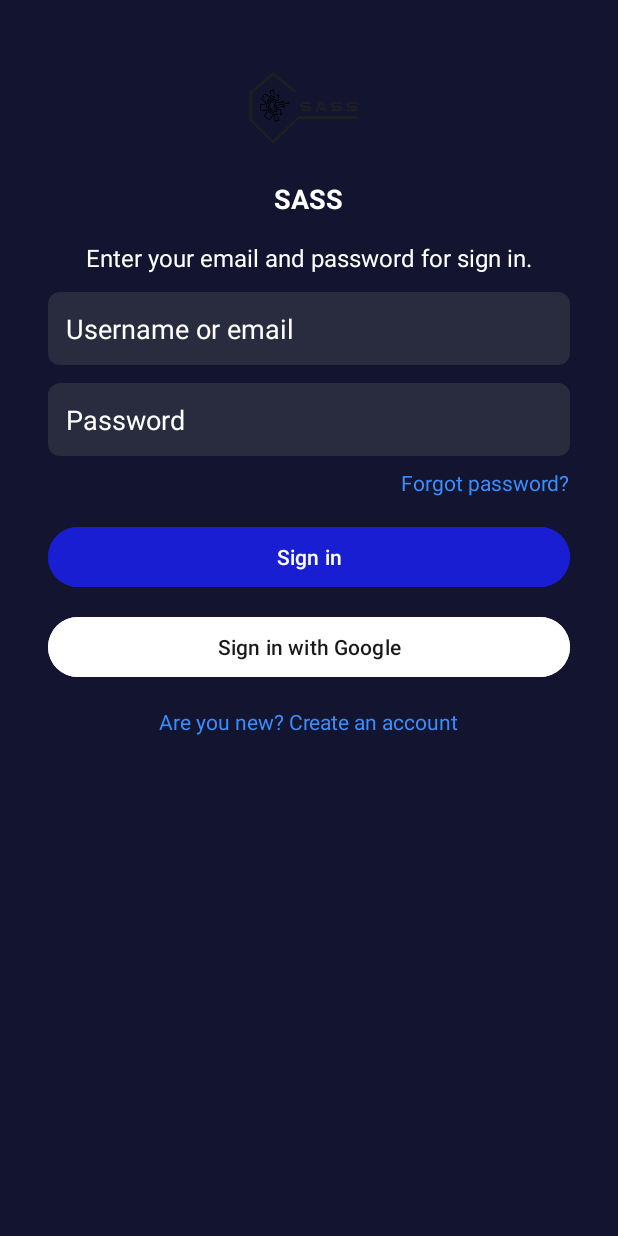
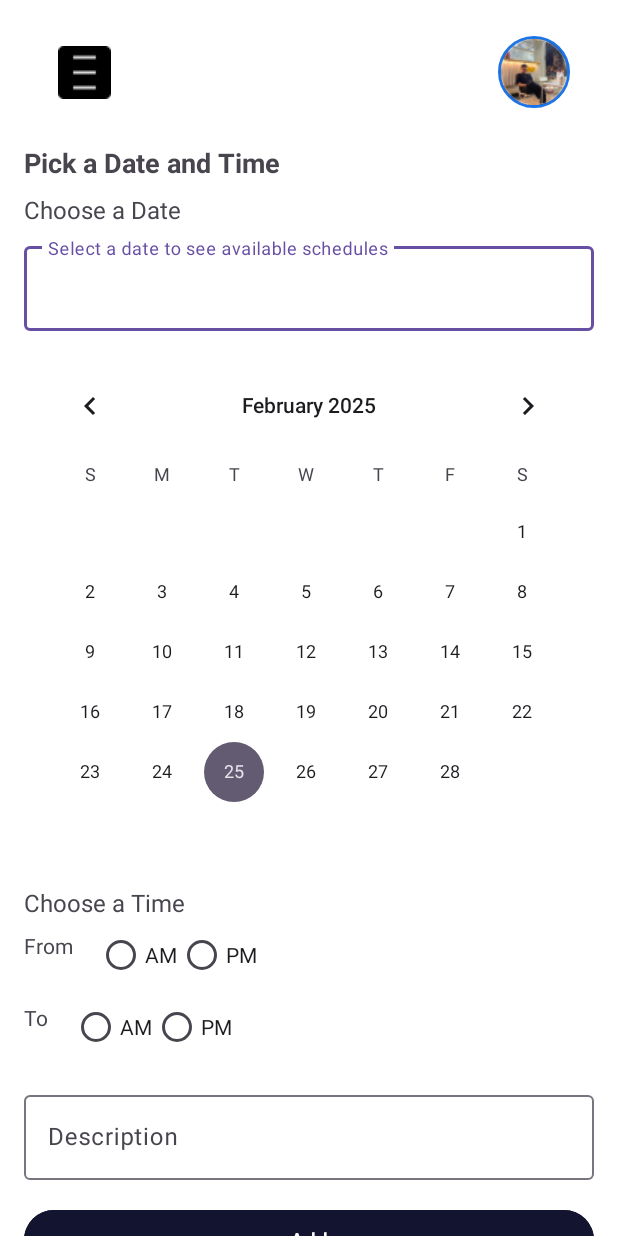
Before and after one commit to RlphChrs/CAPSTONE_SASS_Mobile, an Android app: the screen it shows after launch (LoginActivity before the commit, AppointmentBooking after it), on a phone screen of 412 x 824 dp. Run offline under Robolectric (Android 15) with nearby library versions, the phone set to English and light mode, and no system bars.

Commit message:
AppointmentBookingUI

```diff
--- a/app/src/main/AndroidManifest.xml
+++ b/app/src/main/AndroidManifest.xml
@@ -24,7 +24,7 @@
             android:name=".view.RegistrationActivity"
             android:exported="false" />
         <activity
-            android:name=".view.LoginActivity"
+            android:name=".view.AppointmentBooking"
             android:exported="true">
             <intent-filter>
                 <action android:name="android.intent.action.MAIN" />
--- /dev/null
+++ b/app/src/main/java/com/pilapil/sass/view/AppointmentBooking.kt
@@ -0,0 +1,16 @@
+package com.pilapil.sass.view
+
+import android.os.Bundle
+import androidx.fragment.app.Fragment
+import android.view.LayoutInflater
+import android.view.View
+import android.view.ViewGroup
+import com.pilapil.sass.R
+import androidx.appcompat.app.AppCompatActivity
+
+class AppointmentBooking : AppCompatActivity() {
+    override fun onCreate(savedInstanceState: Bundle?) {
+        super.onCreate(savedInstanceState)
+        setContentView(R.layout.fragment_appointment_booking) // Ensure this layout exists
+    }
+}
--- /dev/null
+++ b/app/src/main/res/layout/fragment_appointment_booking.xml
@@ -0,0 +1,204 @@
+<?xml version="1.0" encoding="utf-8"?>
+<ScrollView
+    xmlns:android="http://schemas.android.com/apk/res/android"
+    xmlns:app="http://schemas.android.com/apk/res-auto"
+    xmlns:tools="http://schemas.android.com/tools"
+    android:layout_width="match_parent"
+    android:layout_height="match_parent"
+    android:fillViewport="true"
+    android:background="@color/white">
+
+    <androidx.constraintlayout.widget.ConstraintLayout
+        android:layout_width="match_parent"
+        android:layout_height="wrap_content"
+        android:padding="16dp"
+        tools:context=".view.AppointmentBooking">
+
+        <!-- Toolbar -->
+        <androidx.appcompat.widget.Toolbar
+            android:id="@+id/toolbar"
+            android:layout_width="match_parent"
+            android:layout_height="?attr/actionBarSize"
+            app:popupTheme="@style/ThemeOverlay.AppCompat.Light"
+            app:layout_constraintTop_toTopOf="parent" />
+
+        <!-- Menu Icon -->
+        <androidx.appcompat.widget.AppCompatImageButton
+            android:id="@+id/menu_icon"
+            android:layout_width="48dp"
+            android:layout_height="48dp"
+            android:src="@drawable/menu_toggle"
+            android:contentDescription="@string/menu_icon"
+            android:background="?attr/selectableItemBackgroundBorderless"
+            app:layout_constraintStart_toStartOf="parent"
+            app:layout_constraintTop_toTopOf="@id/toolbar"
+            android:layout_marginStart="16dp"
+            android:layout_marginTop="8dp"/>
+
+        <!-- Profile Picture -->
+        <androidx.appcompat.widget.AppCompatImageButton
+            android:id="@+id/profile_icon"
+            android:layout_width="48dp"
+            android:layout_height="48dp"
+            android:src="@drawable/profile_image"
+            android:contentDescription="@string/profile_picture"
+            android:background="@drawable/circle_background"
+            app:layout_constraintEnd_toEndOf="parent"
+            app:layout_constraintTop_toTopOf="@id/toolbar"
+            android:layout_marginEnd="16dp"
+            android:layout_marginTop="8dp"/>
+
+        <!-- Title -->
+        <TextView
+            android:id="@+id/title_pick_date"
+            android:layout_width="wrap_content"
+            android:layout_height="wrap_content"
+            android:text="@string/pick_date_time"
+            android:textSize="18sp"
+            android:textStyle="bold"
+            app:layout_constraintStart_toStartOf="parent"
+            app:layout_constraintTop_toBottomOf="@id/toolbar"
+            android:layout_marginTop="16dp"/>
+
+        <!-- Subtitle -->
+        <TextView
+            android:id="@+id/title_choose_date"
+            android:layout_width="wrap_content"
+            android:layout_height="wrap_content"
+            android:text="@string/choose_date"
+            android:textSize="16sp"
+            app:layout_constraintStart_toStartOf="parent"
+            app:layout_constraintTop_toBottomOf="@id/title_pick_date"
+            android:layout_marginTop="8dp"/>
+
+        <!-- Date Picker -->
+        <com.google.android.material.textfield.TextInputLayout
+            android:id="@+id/date_picker_layout"
+            android:layout_width="0dp"
+            android:layout_height="wrap_content"
+            app:layout_constraintStart_toStartOf="parent"
+            app:layout_constraintEnd_toEndOf="parent"
+            app:layout_constraintTop_toBottomOf="@id/title_choose_date"
+            android:layout_marginTop="8dp">
+
+            <com.google.android.material.textfield.TextInputEditText
+                android:id="@+id/et_date"
+                android:layout_width="match_parent"
+                android:layout_height="wrap_content"
+                android:hint="@string/select_date" />
+        </com.google.android.material.textfield.TextInputLayout>
+
+        <!-- Calendar View -->
+        <CalendarView
+            android:id="@+id/calendarView"
+            android:layout_width="0dp"
+            android:layout_height="wrap_content"
+            app:layout_constraintTop_toBottomOf="@id/date_picker_layout"
+            app:layout_constraintStart_toStartOf="parent"
+            app:layout_constraintEnd_toEndOf="parent"
+            android:layout_marginTop="16dp"
+            android:layout_marginBottom="16dp"/>
+
+        <!-- Choose Time Title -->
+        <TextView
+            android:id="@+id/title_choose_time"
+            android:layout_width="wrap_content"
+            android:layout_height="wrap_content"
+            android:text="@string/choose_time"
+            android:textSize="16sp"
+            app:layout_constraintStart_toStartOf="parent"
+            app:layout_constraintTop_toBottomOf="@id/calendarView"
+            android:layout_marginTop="16dp"/>
+
+        <!-- Time Picker From -->
+        <TextView
+            android:id="@+id/tv_from"
+            android:layout_width="wrap_content"
+            android:layout_height="wrap_content"
+            android:text="@string/from"
+            app:layout_constraintStart_toStartOf="parent"
+            app:layout_constraintTop_toBottomOf="@id/title_choose_time"
+            android:layout_marginTop="8dp"/>
+
+        <RadioGroup
+            android:id="@+id/radio_group_from"
+            android:layout_width="wrap_content"
+            android:layout_height="wrap_content"
+            android:orientation="horizontal"
+            app:layout_constraintStart_toEndOf="@id/tv_from"
+            app:layout_constraintTop_toBottomOf="@id/title_choose_time"
+            android:layout_marginStart="16dp">
+
+            <RadioButton
+                android:id="@+id/rb_from"
+                android:layout_width="wrap_content"
+                android:layout_height="wrap_content"
+                android:text="@string/am" />
+
+            <RadioButton
+                android:id="@+id/rb_from_pm"
+                android:layout_width="wrap_content"
+                android:layout_height="wrap_content"
+                android:text="@string/pm" />
+        </RadioGroup>
+
+        <!-- Time Picker To -->
+        <TextView
+            android:id="@+id/tv_to"
+            android:layout_width="wrap_content"
+            android:layout_height="wrap_content"
+            android:text="@string/to"
+            app:layout_constraintStart_toStartOf="parent"
+            app:layout_constraintTop_toBottomOf="@id/radio_group_from"
+            android:layout_marginTop="8dp"/>
+
+        <RadioGroup
+            android:id="@+id/radio_group_to"
+            android:layout_width="wrap_content"
+            android:layout_height="wrap_content"
+            android:orientation="horizontal"
+            app:layout_constraintStart_toEndOf="@id/tv_to"
+            app:layout_constraintTop_toBottomOf="@id/radio_group_from"
+            android:layout_marginStart="16dp">
+
+            <RadioButton
+                android:id="@+id/rb_to"
+                android:layout_width="wrap_content"
+                android:layout_height="wrap_content"
+                android:text="@string/am" />
+
+            <RadioButton
+                android:id="@+id/rb_to_pm"
+                android:layout_width="wrap_content"
+                android:layout_height="wrap_content"
+                android:text="@string/pm" />
+        </RadioGroup>
+
+        <!-- Description -->
+        <com.google.android.material.textfield.TextInputLayout
+            android:id="@+id/description_layout"
+            android:layout_width="match_parent"
+            android:layout_height="wrap_content"
+            android:hint="@string/description"
+            app:layout_constraintTop_toBottomOf="@id/radio_group_to"
+            android:layout_marginTop="16dp">
+
+            <com.google.android.material.textfield.TextInputEditText
+                android:id="@+id/et_description"
+                android:layout_width="match_parent"
+                android:layout_height="wrap_content" />
+        </com.google.android.material.textfield.TextInputLayout>
+
+        <!-- Add Button -->
+        <com.google.android.material.button.MaterialButton
+            android:id="@+id/btn_add"
+            android:layout_width="match_parent"
+            android:layout_height="wrap_content"
+            android:text="@string/add"
+            android:textAllCaps="false"
+            android:backgroundTint="@color/darkBlue"
+            android:textColor="@color/white"
+            app:layout_constraintTop_toBottomOf="@id/description_layout"
+            android:layout_marginTop="16dp"/>
+    </androidx.constraintlayout.widget.ConstraintLayout>
+</ScrollView>
--- a/app/src/main/res/values/strings.xml
+++ b/app/src/main/res/values/strings.xml
@@ -51,12 +51,13 @@
     <string name="notifications">Notifications</string>
     <string name="mark_all_read">Mark all Read</string>
     <string name="profile_picture">Profile Picture</string>
+    <string name="notificationsmenu">Notifications</string>
 
     <!-- Menu -->
     <string name="new_chat">+ New Chat</string>
     <string name="ai_chat_tool_impact_writing">AI Chat Tool Impact Writing</string>
     <string name="clear_conversations">Clear Conversations</string>
-    <string name="notificationsmenu">Notifications</string>
+    <string name="notificationsMenu">Notifications</string>
     <string name="updates_and_faqmenu">Updates and FAQ</string>
     <string name="log_outmenu">Log out</string>
 
@@ -142,5 +143,21 @@
     <string name="select_date">Select a date to see available schedules</string>
     <string name="bookAppointment">Book Appointment</string>
 
+    //AppointmentBooking
+
+    <!-- Titles & Labels -->
+    <string name="pick_date_time">Pick a Date and Time</string>
+    <string name="choose_date">Choose a Date</string>
+    <string name="selectDate">Select Date</string>
+    <string name="choose_time">Choose a Time</string>
+    <string name="from">From</string>
+    <string name="to">To</string>
+    <string name="description">Description</string>
+    <string name="add">Add</string>
+
+    <!-- Time Periods -->
+    <string name="am">AM</string>
+    <string name="pm">PM</string>
+
 
 </resources>
```
